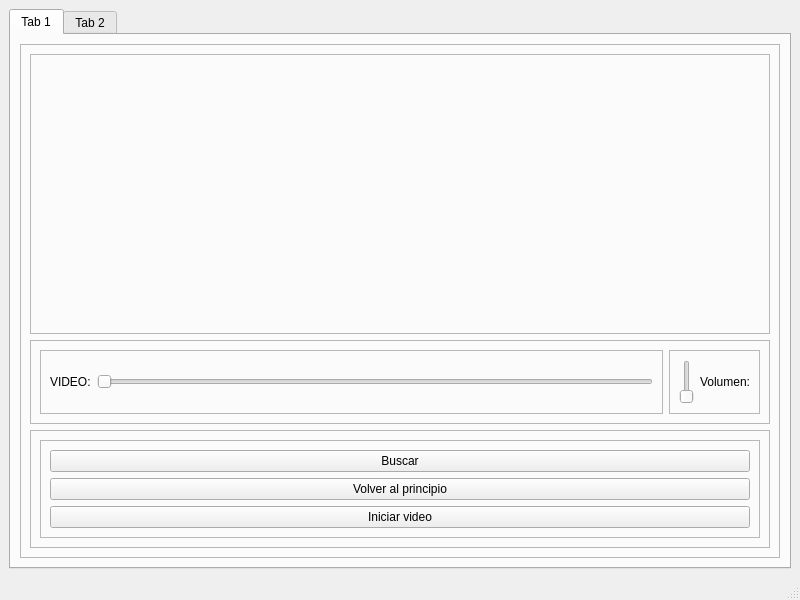
This is SI_main.ui in DVP97/SpeechToText as Qt 5 draws it before an edit. The edited form follows.
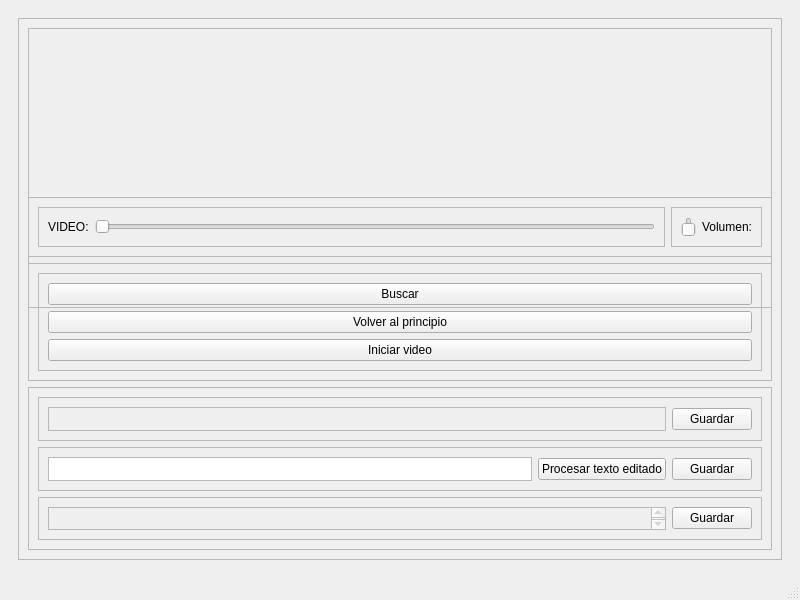
This is the edited form.

```diff
--- a/SI_main.ui
+++ b/SI_main.ui
@@ -34,15 +34,8 @@
    </property>
    <layout class="QVBoxLayout" name="verticalLayout_4">
     <item>
-     <widget class="QTabWidget" name="tabWidget">
-      <property name="currentIndex">
-       <number>0</number>
-      </property>
-      <widget class="QWidget" name="tab_3">
-       <attribute name="title">
-        <string>Tab 1</string>
-       </attribute>
-       <layout class="QHBoxLayout" name="horizontalLayout_5">
+     <widget class="QFrame" name="frame">
+      <layout class="QVBoxLayout" name="verticalLayout_5">
         <item>
          <widget class="QFrame" name="ini_frame">
           <property name="maximumSize">
@@ -216,16 +209,103 @@
              </layout>
             </widget>
            </item>
+          <item>
+           <widget class="QFrame" name="frame_txts">
+            <property name="frameShape">
+             <enum>QFrame::StyledPanel</enum>
+            </property>
+            <property name="frameShadow">
+             <enum>QFrame::Raised</enum>
+            </property>
+            <layout class="QVBoxLayout" name="verticalLayout_6">
+             <item>
+              <widget class="QFrame" name="frame_txt_org">
+               <property name="frameShape">
+                <enum>QFrame::StyledPanel</enum>
+               </property>
+               <property name="frameShadow">
+                <enum>QFrame::Raised</enum>
+               </property>
+               <layout class="QHBoxLayout" name="horizontalLayout_8">
+                <item>
+                 <widget class="QTextEdit" name="txt_org">
+                  <property name="enabled">
+                   <bool>false</bool>
+                  </property>
+                 </widget>
+                </item>
+                <item>
+                 <widget class="QPushButton" name="save_button_org">
+                  <property name="text">
+                   <string>Guardar</string>
+                  </property>
+                 </widget>
+                </item>
           </layout>
          </widget>
         </item>
-       </layout>
-      </widget>
-      <widget class="QWidget" name="tab_4">
-       <attribute name="title">
-        <string>Tab 2</string>
-       </attribute>
-      </widget>
+             <item>
+              <widget class="QFrame" name="frame_txt_mod">
+               <property name="frameShape">
+                <enum>QFrame::StyledPanel</enum>
+               </property>
+               <property name="frameShadow">
+                <enum>QFrame::Raised</enum>
+               </property>
+               <layout class="QHBoxLayout" name="horizontalLayout_2">
+                <item>
+                 <widget class="QTextEdit" name="txt_mod"/>
+                </item>
+                <item>
+                 <widget class="QPushButton" name="procesar_txt_button">
+                  <property name="text">
+                   <string>Procesar texto editado</string>
+                  </property>
+                 </widget>
+                </item>
+                <item>
+                 <widget class="QPushButton" name="save_button_mod">
+                  <property name="text">
+                   <string>Guardar</string>
+                  </property>
+                 </widget>
+                </item>
+               </layout>
+              </widget>
+             </item>
+             <item>
+              <widget class="QFrame" name="frame_txt_tag">
+               <property name="frameShape">
+                <enum>QFrame::StyledPanel</enum>
+               </property>
+               <property name="frameShadow">
+                <enum>QFrame::Raised</enum>
+               </property>
+               <layout class="QHBoxLayout" name="horizontalLayout_5">
+                <item>
+                 <widget class="QTextEdit" name="txt_tag">
+                  <property name="enabled">
+                   <bool>false</bool>
+                  </property>
+                 </widget>
+                </item>
+                <item>
+                 <widget class="QPushButton" name="save_button_tag">
+                  <property name="text">
+                   <string>Guardar</string>
+                  </property>
+                 </widget>
+                </item>
+               </layout>
+              </widget>
+             </item>
+            </layout>
+           </widget>
+          </item>
+         </layout>
+        </widget>
+       </item>
+      </layout>
      </widget>
     </item>
    </layout>
```
Lines whose indentation alone changed are shown as unchanged.
